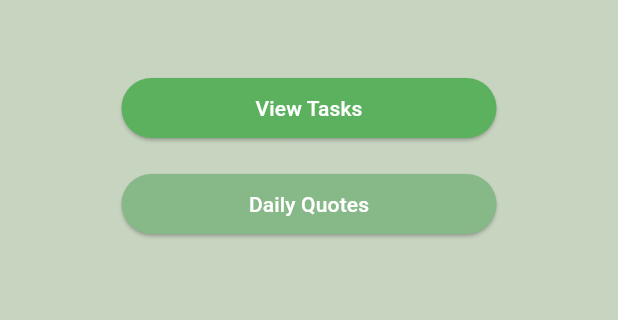
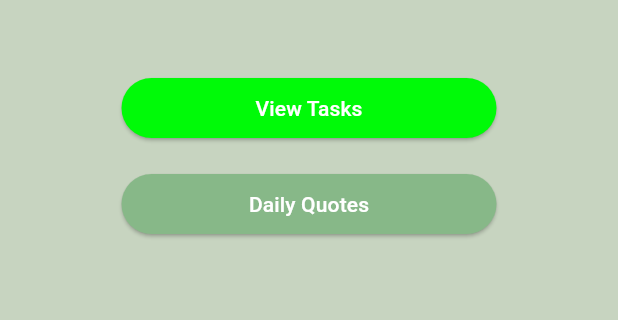
Before and after one commit to lnvaldez/zen-todo, a Flutter app: the screen it shows after launch, on a phone screen of 412 x 824 dp, the part 588-908 px from its top. Run offline on Flutter 3.47's test engine with Material 3 defaults, Android fonts, the phone set to English and light mode, and no system bars; our stand-ins replace flutter_slidable, flutter_svg, shared_preferences.

Commit message:
fix: minor issues

```diff
--- a/lib/screens/task_list_screen.dart
+++ b/lib/screens/task_list_screen.dart
@@ -8,7 +8,7 @@ class TaskListScreen extends StatefulWidget {
   const TaskListScreen({super.key});
 
   @override
-  _TaskListScreenState createState() => _TaskListScreenState();
+  State<TaskListScreen> createState() => _TaskListScreenState();
 }
 
 class _TaskListScreenState extends State<TaskListScreen> {
--- a/lib/screens/welcome_screen.dart
+++ b/lib/screens/welcome_screen.dart
@@ -16,15 +16,16 @@ class WelcomeScreen extends StatelessWidget {
             SvgPicture.asset(
               'assets/zen_logo.svg',
               height: 120,
-              colorFilter: ColorFilter.mode(Colors.green, BlendMode.srcIn),
+              colorFilter:
+                  const ColorFilter.mode(Colors.green, BlendMode.srcIn),
             ),
             const SizedBox(height: 48),
             SizedBox(
                 width: 250,
                 child: ElevatedButton(
-                  style: ButtonStyle(
-                      backgroundColor: WidgetStatePropertyAll(
-                          const Color.fromRGBO(91, 177, 94, 1))),
+                  style: const ButtonStyle(
+                      backgroundColor:
+                          WidgetStatePropertyAll(Color.fromRGBO(0, 250, 8, 1))),
                   onPressed: () => Navigator.pushNamed(context, '/tasks'),
                   child: const Text(
                     'View Tasks',
@@ -35,9 +36,9 @@ class WelcomeScreen extends StatelessWidget {
             SizedBox(
               width: 250,
               child: ElevatedButton(
-                style: ButtonStyle(
+                style: const ButtonStyle(
                     backgroundColor: WidgetStatePropertyAll(
-                        const Color.fromARGB(255, 135, 184, 136))),
+                        Color.fromARGB(255, 135, 184, 136))),
                 onPressed: () => Navigator.pushNamed(context, '/quotes'),
                 child: const Text(
                   'Daily Quotes',
```
Also changed, not shown: lib/screens/quotes_screen.dart (+8 -8 lines).
